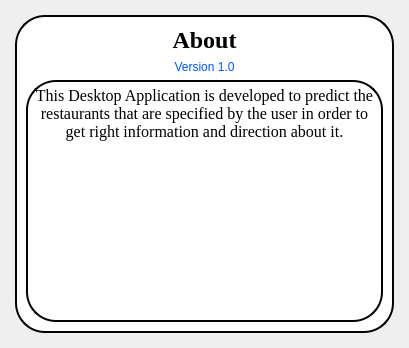
abdullah0307/Restaurant_predictor, file ui/About.ui: the form before one commit.
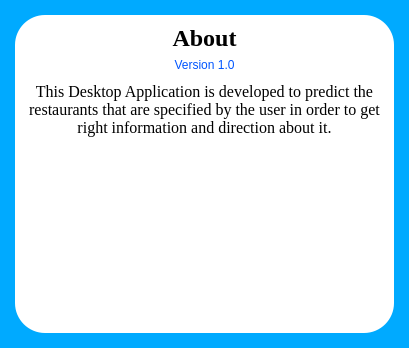
The form after the commit. Icons and pictures are not drawn.

The edit to the form file:
```diff
--- a/ui/About.ui
+++ b/ui/About.ui
@@ -14,7 +14,7 @@
    <string>About</string>
   </property>
   <property name="styleSheet">
-   <string notr="true">background-image: url(:/bg/images/Tallest Restaurants in the World 7.jpg);
+   <string notr="true">background-color: rgb(0, 170, 255);
 
 
 </string>
@@ -52,7 +52,6 @@
 background-color: rgb(255, 255, 255);
 border-color: rgb(255, 0, 0);
 border-radius:30px;
-border:2px solid #030202;
 
 </string>
      </property>
```
Left out of the diff: 4 changed lines with no effect on the pictures.
